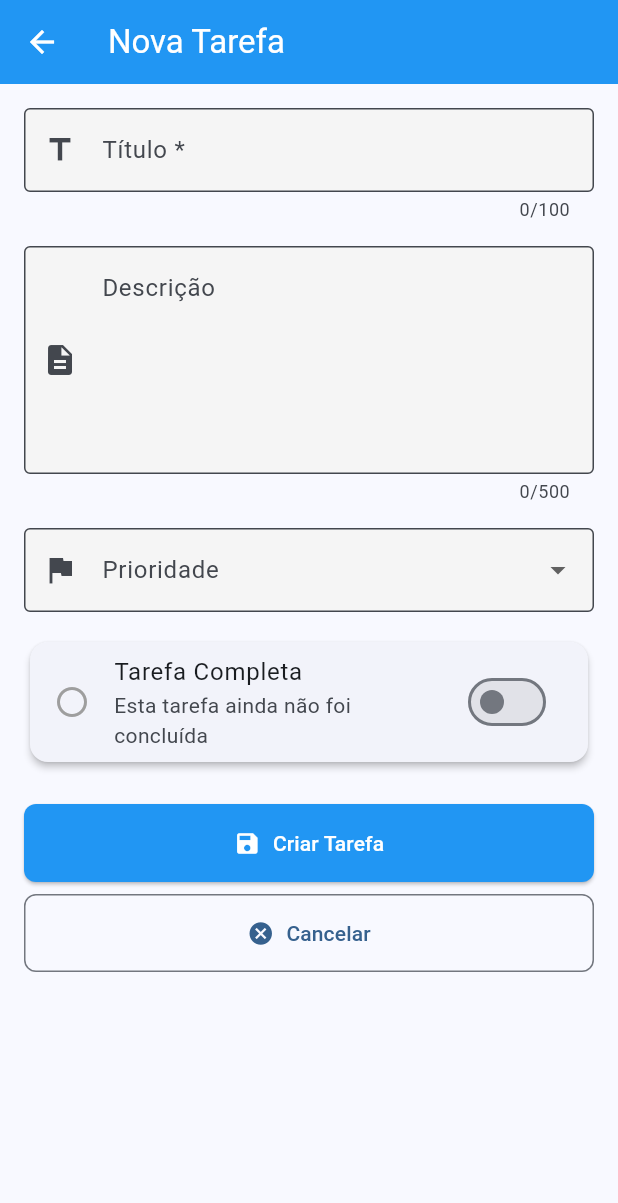
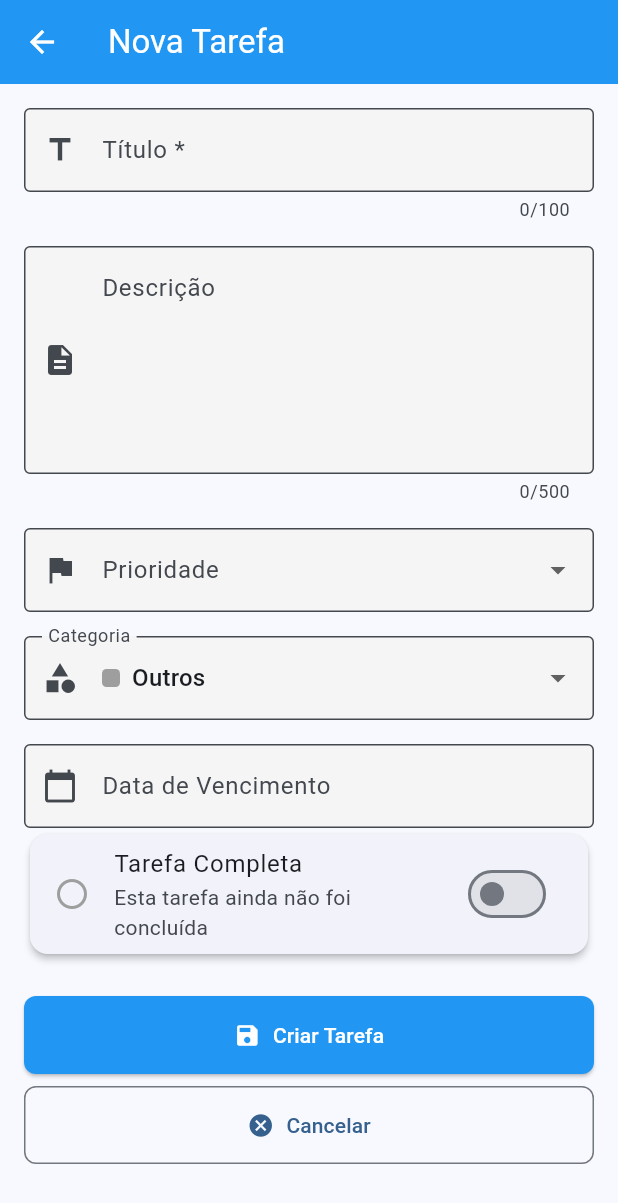
Before and after one commit to Eduuhms/task_manager, a Flutter app: the screen it shows after launch, after a tap on "Criar primeira tarefa", on a phone screen of 412 x 824 dp. Shown: the top 1203 px of the screen. Run offline on Flutter 3.47's test engine with Material 3 defaults, Android fonts, the phone set to English and light mode, and no system bars; our stand-ins replace sqflite_common_ffi; accounts and stored records are empty.

Commit message:
feat: implementação dos exercícios 1 e 2

```diff
--- /dev/null
+++ b/lib/models/category.dart
@@ -0,0 +1,26 @@
+import 'package:flutter/material.dart';
+
+class Category {
+  final String id;
+  final String name;
+  final Color color;
+
+  Category({
+    required this.id,
+    required this.name,
+    required this.color,
+  });
+
+  // Helper factory to convert color to hex string if needed later
+  String colorHex() => '#${color.value.toRadixString(16).padLeft(8, '0')}';
+
+  // Some default categories
+  static List<Category> defaults() {
+    return [
+      Category(id: 'personal', name: 'Pessoal', color: Colors.teal),
+      Category(id: 'work', name: 'Trabalho', color: Colors.indigo),
+      Category(id: 'shopping', name: 'Compras', color: Colors.deepOrange),
+      Category(id: 'others', name: 'Outros', color: Colors.grey),
+    ];
+  }
+}
--- a/lib/models/task.dart
+++ b/lib/models/task.dart
@@ -6,6 +6,8 @@ class Task {
   final String description;
   final bool completed;
   final String priority;
+  final DateTime? dueDate;
+  final String? categoryId;
   final DateTime createdAt;
 
   Task({
@@ -14,6 +16,8 @@ class Task {
     this.description = '',
     this.completed = false,
     this.priority = 'medium',
+    this.dueDate,
+    this.categoryId,
     DateTime? createdAt,
   })  : id = id ?? const Uuid().v4(),
         createdAt = createdAt ?? DateTime.now();
@@ -25,6 +29,8 @@ class Task {
       'description': description,
       'completed': completed ? 1 : 0,
       'priority': priority,
+      'dueDate': dueDate?.toIso8601String(),
+      'categoryId': categoryId,
       'createdAt': createdAt.toIso8601String(),
     };
   }
@@ -36,6 +42,8 @@ class Task {
       description: map['description'] ?? '',
       completed: map['completed'] == 1,
       priority: map['priority'] ?? 'medium',
+      dueDate: map['dueDate'] != null ? DateTime.parse(map['dueDate']) : null,
+      categoryId: map['categoryId'],
       createdAt: DateTime.parse(map['createdAt']),
     );
   }
@@ -45,6 +53,8 @@ class Task {
     String? description,
     bool? completed,
     String? priority,
+    DateTime? dueDate,
+    String? categoryId,
   }) {
     return Task(
       id: id,
@@ -52,6 +62,8 @@ class Task {
       description: description ?? this.description,
       completed: completed ?? this.completed,
       priority: priority ?? this.priority,
+      dueDate: dueDate ?? this.dueDate,
+      categoryId: categoryId ?? this.categoryId,
       createdAt: createdAt,
     );
   }
--- a/lib/screens/task_form_screen.dart
+++ b/lib/screens/task_form_screen.dart
@@ -1,5 +1,6 @@
 import 'package:flutter/material.dart';
 import '../models/task.dart';
+import '../models/category.dart';
 import '../services/database_service.dart';
 
 class TaskFormScreen extends StatefulWidget {
@@ -15,9 +16,12 @@ class _TaskFormScreenState extends State<TaskFormScreen> {
   final _formKey = GlobalKey<FormState>();
   final _titleController = TextEditingController();
   final _descriptionController = TextEditingController();
+  final _dueDateController = TextEditingController();
 
   String _priority = 'medium';
   bool _completed = false;
+  DateTime? _dueDate;
+  String? _categoryId;
   bool _isLoading = false;
 
   @override
@@ -30,6 +34,11 @@ class _TaskFormScreenState extends State<TaskFormScreen> {
       _descriptionController.text = widget.task!.description;
       _priority = widget.task!.priority;
       _completed = widget.task!.completed;
+      _dueDate = widget.task!.dueDate;
+      _categoryId = widget.task!.categoryId ?? 'others';
+      if (_dueDate != null) {
+        _dueDateController.text = '${_dueDate!.day}/${_dueDate!.month}/${_dueDate!.year}';
+      }
     }
   }
 
@@ -37,6 +46,7 @@ class _TaskFormScreenState extends State<TaskFormScreen> {
   void dispose() {
     _titleController.dispose();
     _descriptionController.dispose();
+    _dueDateController.dispose();
     super.dispose();
   }
 
@@ -55,6 +65,8 @@ class _TaskFormScreenState extends State<TaskFormScreen> {
           description: _descriptionController.text.trim(),
           priority: _priority,
           completed: _completed,
+          dueDate: _dueDate,
+          categoryId: _categoryId,
         );
         await DatabaseService.instance.create(newTask);
 
@@ -74,6 +86,8 @@ class _TaskFormScreenState extends State<TaskFormScreen> {
           description: _descriptionController.text.trim(),
           priority: _priority,
           completed: _completed,
+          dueDate: _dueDate,
+          categoryId: _categoryId,
         );
         await DatabaseService.instance.update(updatedTask);
 
@@ -224,6 +238,66 @@ class _TaskFormScreenState extends State<TaskFormScreen> {
                     ),
 
                     const SizedBox(height: 16),
+                    // Dropdown de Categoria
+                    DropdownButtonFormField<String>(
+                      decoration: const InputDecoration(
+                        labelText: 'Categoria',
+                        prefixIcon: Icon(Icons.category),
+                        border: OutlineInputBorder(),
+                      ),
+                      value: _categoryId ?? 'others',
+                      items: Category.defaults()
+                          .map((c) => DropdownMenuItem(
+                                value: c.id,
+                                child: Row(
+                                  children: [
+                                    Container(
+                                      width: 12,
+                                      height: 12,
+                                      decoration: BoxDecoration(
+                                        color: c.color,
+                                        borderRadius: BorderRadius.circular(3),
+                                      ),
+                                    ),
+                                    const SizedBox(width: 8),
+                                    Text(c.name),
+                                  ],
+                                ),
+                              ))
+                          .toList(),
+                      onChanged: (value) {
+                        setState(() => _categoryId = value);
+                      },
+                    ),
+
+                    const SizedBox(height: 16),
+
+                    // Due date picker (shows selected date in the field)
+                    TextFormField(
+                      controller: _dueDateController,
+                      readOnly: true,
+                      decoration: const InputDecoration(
+                        labelText: 'Data de Vencimento',
+                        prefixIcon: Icon(Icons.calendar_today),
+                        border: OutlineInputBorder(),
+                        hintText: 'Selecione uma data',
+                      ),
+                      onTap: () async {
+                        final now = DateTime.now();
+                        final picked = await showDatePicker(
+                          context: context,
+                          initialDate: _dueDate ?? now,
+                          firstDate: DateTime(2000),
+                          lastDate: DateTime(2100),
+                        );
+                        if (picked != null) {
+                          setState(() {
+                            _dueDate = picked;
+                            _dueDateController.text = '${picked.day}/${picked.month}/${picked.year}';
+                          });
+                        }
+                      },
+                    ),
 
                     // Switch de Completo
                     Card(
--- a/lib/screens/task_list_screen.dart
+++ b/lib/screens/task_list_screen.dart
@@ -1,5 +1,6 @@
 import 'package:flutter/material.dart';
 import '../models/task.dart';
+import '../models/category.dart';
 import '../services/database_service.dart';
 import '../widgets/task_card.dart';
 import 'task_form_screen.dart';
@@ -14,6 +15,7 @@ class TaskListScreen extends StatefulWidget {
 class _TaskListScreenState extends State<TaskListScreen> {
   List<Task> _tasks = [];
   String _filter = 'all'; // all, completed, pending
+  String _categoryFilter = 'all'; // all or categoryId
   bool _isLoading = false;
 
   @override
@@ -32,14 +34,26 @@ class _TaskListScreenState extends State<TaskListScreen> {
   }
 
   List<Task> get _filteredTasks {
+    var list = _tasks;
+
+    // Filter by status
     switch (_filter) {
       case 'completed':
-        return _tasks.where((t) => t.completed).toList();
+        list = list.where((t) => t.completed).toList();
+        break;
       case 'pending':
-        return _tasks.where((t) => !t.completed).toList();
+        list = list.where((t) => !t.completed).toList();
+        break;
       default:
-        return _tasks;
+        break;
     }
+
+    // Filter by category
+    if (_categoryFilter != 'all') {
+      list = list.where((t) => t.categoryId == _categoryFilter).toList();
+    }
+
+    return list;
   }
 
   Future<void> _toggleTask(Task task) async {
@@ -145,6 +159,28 @@ class _TaskListScreenState extends State<TaskListScreen> {
                 ),
               ),
             ],
+          ),
+          // Category filter
+          PopupMenuButton<String>(
+            icon: const Icon(Icons.category),
+            onSelected: (value) => setState(() => _categoryFilter = value),
+            itemBuilder: (context) {
+              final items = <PopupMenuEntry<String>>[];
+              items.add(const PopupMenuItem(value: 'all', child: Text('Todas categorias')));
+              for (final c in Category.defaults()) {
+                items.add(PopupMenuItem(
+                  value: c.id,
+                  child: Row(
+                    children: [
+                      Container(width: 12, height: 12, decoration: BoxDecoration(color: c.color, borderRadius: BorderRadius.circular(3))),
+                      const SizedBox(width: 8),
+                      Text(c.name),
+                    ],
+                  ),
+                ));
+              }
+              return items;
+            },
           ),
         ],
       ),
--- a/lib/services/database_service.dart
+++ b/lib/services/database_service.dart
@@ -1,9 +1,6 @@
-
-import 'dart:io';
 
 import 'package:path/path.dart';
 import 'package:path_provider/path_provider.dart';
-import 'package:sqflite_common/sqlite_api.dart';
 import 'package:sqflite_common_ffi/sqflite_ffi.dart';
 
 import '../models/task.dart';
@@ -29,12 +26,17 @@ class DatabaseService {
     final directory = await getApplicationDocumentsDirectory();
     final path = join(directory.path, fileName);
 
-    return await databaseFactory.openDatabase(
+    return await openDatabase(
       path,
-      options: OpenDatabaseOptions(
-        version: 1,
-        onCreate: _createDB,
-      ),
+      version: 2,
+      onCreate: _createDB,
+      onUpgrade: (db, oldVersion, newVersion) async {
+        // If upgrading from v1 to v2, add new columns
+        if (oldVersion < 2) {
+          await db.execute('ALTER TABLE tasks ADD COLUMN dueDate TEXT');
+          await db.execute('ALTER TABLE tasks ADD COLUMN categoryId TEXT');
+        }
+      },
     );
   }
 
@@ -46,6 +48,8 @@ class DatabaseService {
         description TEXT,
         completed INTEGER NOT NULL,
         priority TEXT NOT NULL,
+        dueDate TEXT,
+        categoryId TEXT,
         createdAt TEXT NOT NULL
       )
     ''');
@@ -73,9 +77,20 @@ class DatabaseService {
 
   Future<List<Task>> readAll() async {
     final db = await database;
-    const orderBy = 'createdAt DESC';
-    final result = await db.query('tasks', orderBy: orderBy);
-    return result.map((map) => Task.fromMap(map)).toList();
+    final result = await db.query('tasks');
+    final list = result.map((map) => Task.fromMap(map)).toList();
+
+    // Sort by dueDate ascending (nulls last). If no dueDate, fallback to createdAt desc
+    list.sort((a, b) {
+      if (a.dueDate == null && b.dueDate == null) {
+        return b.createdAt.compareTo(a.createdAt);
+      }
+      if (a.dueDate == null) return 1;
+      if (b.dueDate == null) return -1;
+      return a.dueDate!.compareTo(b.dueDate!);
+    });
+
+    return list;
   }
 
   Future<int> update(Task task) async {
```
Also changed, not shown: lib/widgets/task_card.dart (+25 -3 lines).
